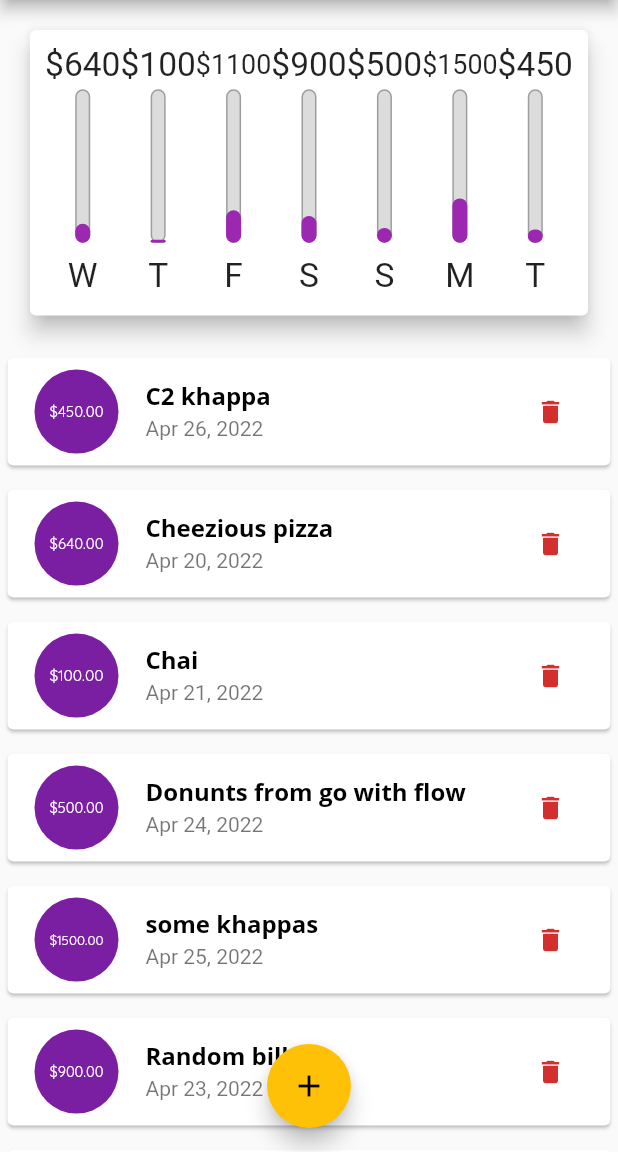
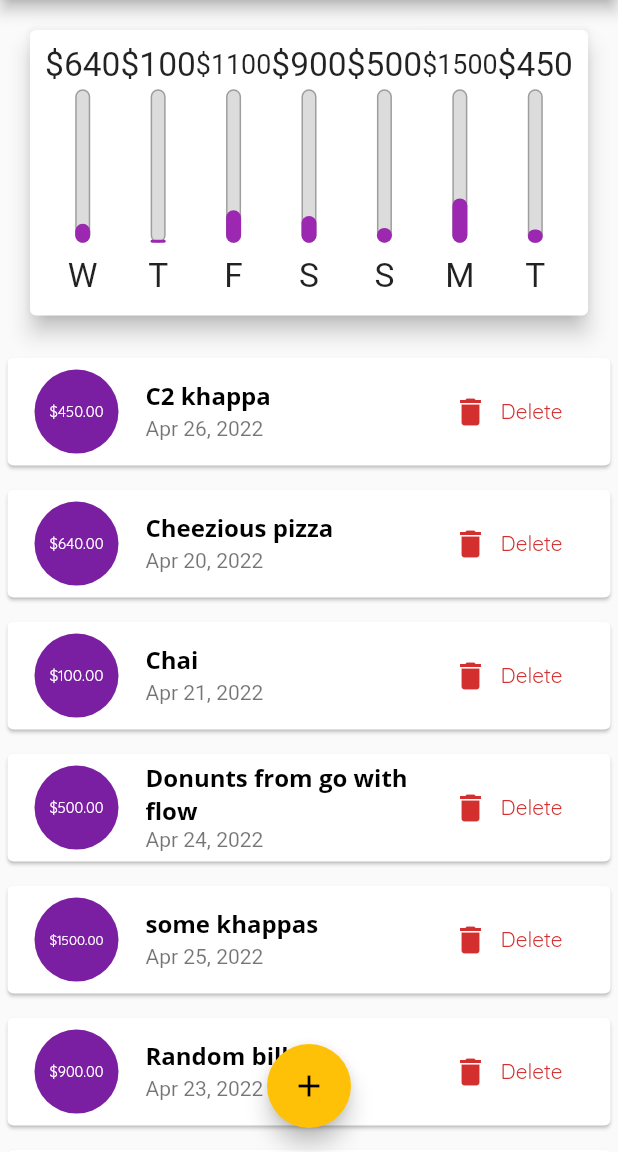
Before and after one commit to Hussain-7/Flutter_personal_expense_app, a Flutter app: the screen it shows after launch, on a phone screen of 412 x 824 dp, the part 84-1236 px from its top. Run offline on Flutter 3.47's test engine with Material 2 defaults, Android fonts, the phone set to English and light mode, and no system bars.

Commit message:
rendering more detail according to device size

```diff
--- a/lib/widgets/transaction_list.dart
+++ b/lib/widgets/transaction_list.dart
@@ -45,7 +45,14 @@ class TransactionList extends StatelessWidget {
                   subtitle: Text(
                     DateFormat.yMMMd().format(transactions[index].date),
                   ),
-                  trailing: IconButton(
+                  trailing: MediaQuery.of(context).size.width > 380
+                      ? FlatButton.icon(
+                          icon: Icon(Icons.delete),
+                          label: Text("Delete"),
+                          textColor: Theme.of(context).errorColor,
+                          onPressed: () =>
+                              deleteTransaction(transactions[index].id))
+                      : IconButton(
                           tooltip: "Delete this record",
                           iconSize: 20,
                           icon: Icon(Icons.delete),
```
Lines whose indentation alone changed are shown as unchanged.
